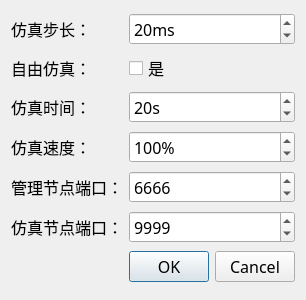
This is AdminNode/SettingDialog.ui in xxzl0130/DarkNebula as Qt 5 draws it before an edit. The edited form follows.
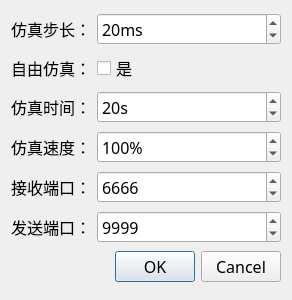
This is the edited form.

```diff
--- a/AdminNode/SettingDialog.ui
+++ b/AdminNode/SettingDialog.ui
@@ -6,7 +6,7 @@
    <rect>
     <x>0</x>
     <y>0</y>
-    <width>260</width>
+    <width>292</width>
     <height>300</height>
    </rect>
   </property>
@@ -68,7 +68,7 @@
    <item row="4" column="0">
     <widget class="QLabel" name="label_6">
      <property name="text">
-      <string>管理节点端口：</string>
+      <string>接收端口：</string>
      </property>
     </widget>
    </item>
@@ -148,7 +148,7 @@
    <item row="5" column="0">
     <widget class="QLabel" name="label_7">
      <property name="text">
-      <string>仿真节点端口：</string>
+      <string>发送端口：</string>
      </property>
     </widget>
    </item>
```
Left out of the diff: 4 changed lines with no effect on the pictures.
